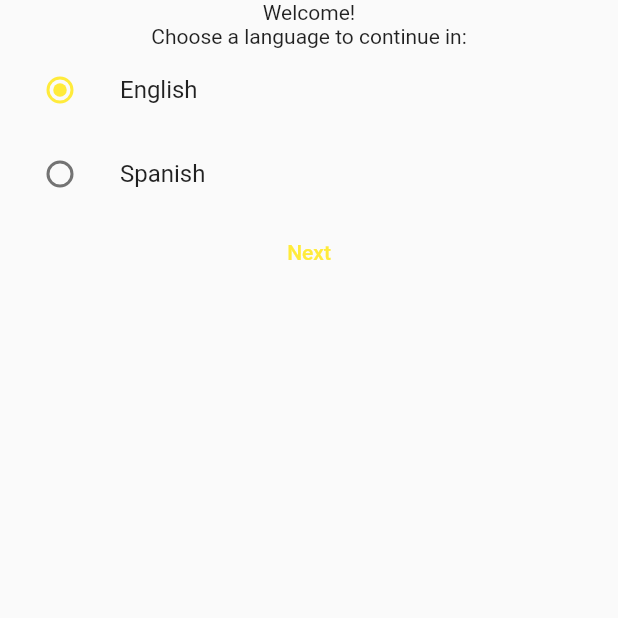
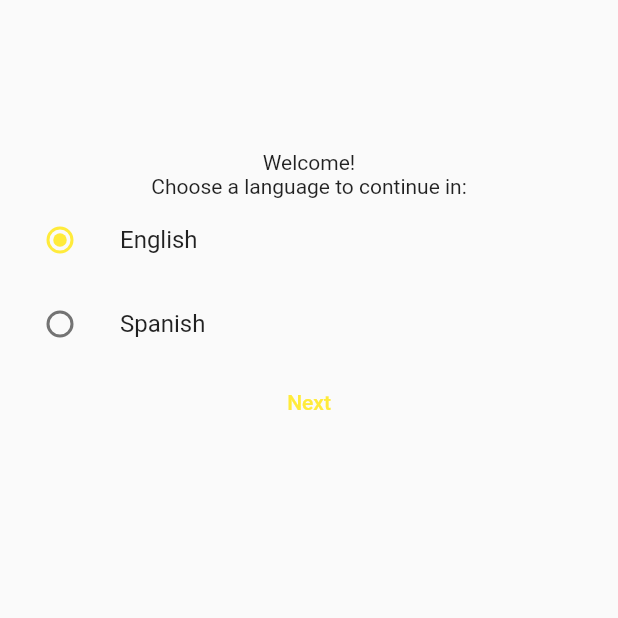
Before and after one commit to Lypho2012/fire_safety, a Flutter app: the screen it shows after launch, on a phone screen of 412 x 824 dp, the top half of it. Run offline on Flutter 3.47's test engine with Material 2 defaults, Android fonts, the phone set to English and light mode, and no system bars; generated files the repository leaves out were written again.

Commit message:
Update choose_language_page.dart

```diff
--- a/lib/pages/choose_language_page.dart
+++ b/lib/pages/choose_language_page.dart
@@ -15,7 +15,9 @@ class _ChooseLanguagePage extends State<ChooseLanguagePage> {
   @override
   Widget build(BuildContext context) {
     return Scaffold(
-        body: Column(
+        body: Padding(
+            padding: EdgeInsets.only(top:100),
+            child: Column(
                 children: [
                   Text('Welcome!'),
                   Text('Choose a language to continue in:'),
@@ -51,6 +53,7 @@ class _ChooseLanguagePage extends State<ChooseLanguagePage> {
                       },
                       child: const Text('Next'))
                 ])
+        )
     );
   }
 }
```
Lines whose indentation alone changed are shown as unchanged.
